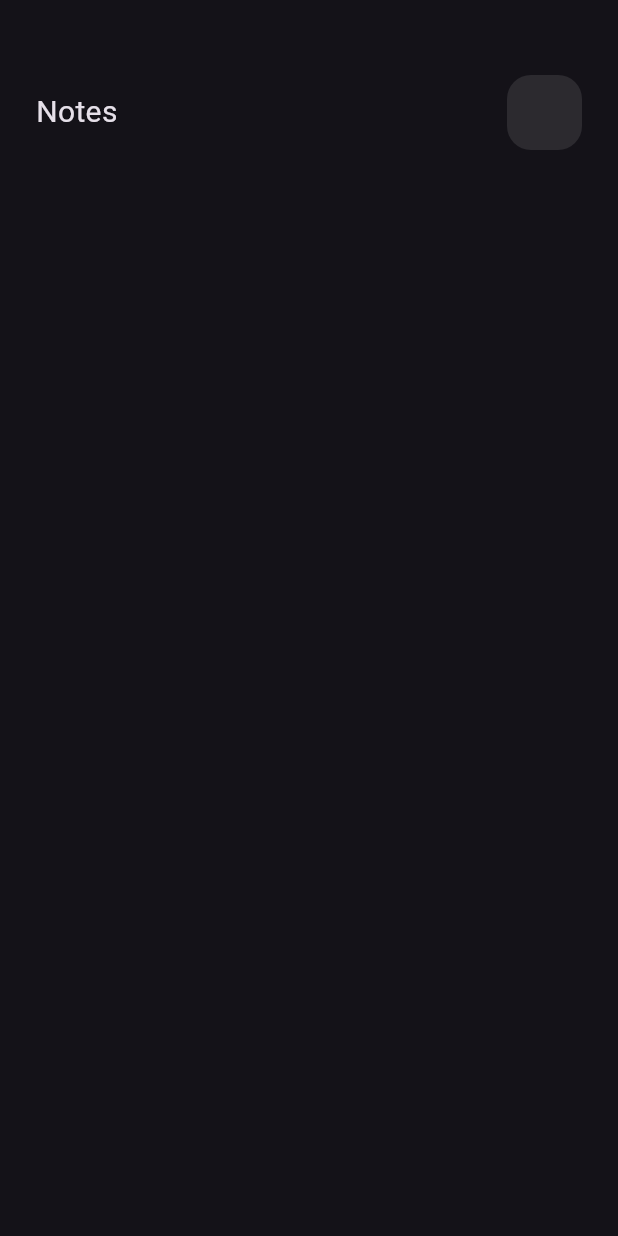
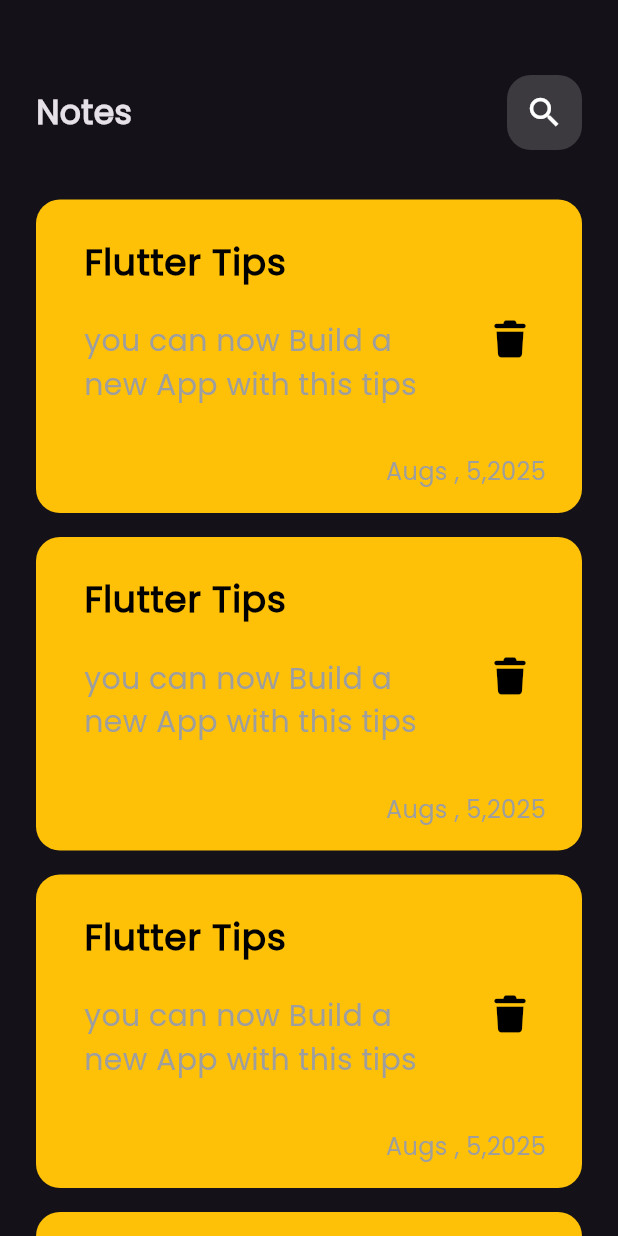
Before and after one commit to farouqmurtaja96-source/note_app, a Flutter app: the screen it shows after launch, on a phone screen of 412 x 824 dp. Run offline on Flutter 3.47's test engine with Material 3 defaults, Android fonts, the phone set to English and light mode, and no system bars; our stand-ins replace font_awesome_flutter.

Commit message:
add itme and listview.builder

```diff
--- a/lib/main.dart
+++ b/lib/main.dart
@@ -11,7 +11,8 @@
   @override
   Widget build(BuildContext context) {
     return MaterialApp(
-      theme: ThemeData(brightness: Brightness.dark),
+      debugShowCheckedModeBanner: false,
+      theme: ThemeData(brightness: Brightness.dark, fontFamily: 'Poppins'),
       home: HomeViews(),
     );
   }
--- a/lib/widget/app_bar_widget.dart
+++ b/lib/widget/app_bar_widget.dart
@@ -9,7 +9,10 @@
     return Row(
       mainAxisAlignment: MainAxisAlignment.spaceBetween,
       children: [
-        Text('Notes', style: TextStyle(fontSize: 20)),
+        Text(
+          'Notes',
+          style: TextStyle(fontSize: 22, fontWeight: FontWeight.bold),
+        ),
         IconSearchWidget(),
       ],
     );
--- a/lib/widget/icon_search_widget.dart
+++ b/lib/widget/icon_search_widget.dart
@@ -9,9 +9,10 @@
       height: 50,
       width: 50,
       decoration: BoxDecoration(
-        color: Colors.white.withValues(alpha: 0.1),
+        color: Colors.white.withValues(alpha: 0.17),
         borderRadius: BorderRadius.circular(16),
       ),
+      child: Icon(Icons.search, size: 26),
     );
   }
 }
--- /dev/null
+++ b/lib/widget/itme_list_widget.dart
@@ -0,0 +1,18 @@
+import 'package:flutter/material.dart';
+import 'package:note_appv3/widget/itme_widget.dart';
+
+class ItmeListWidget extends StatelessWidget {
+  const ItmeListWidget({super.key});
+
+  @override
+  Widget build(BuildContext context) {
+    return ListView.builder(
+      itemBuilder: (context, index) {
+        return Padding(
+          padding: const EdgeInsets.symmetric(vertical: 8.0),
+          child: ItmeWidget(),
+        );
+      },
+    );
+  }
+}
--- /dev/null
+++ b/lib/widget/itme_widget.dart
@@ -0,0 +1,52 @@
+import 'package:flutter/material.dart';
+import 'package:font_awesome_flutter/font_awesome_flutter.dart';
+
+class ItmeWidget extends StatelessWidget {
+  const ItmeWidget({super.key});
+
+  @override
+  Widget build(BuildContext context) {
+    return Container(
+      decoration: BoxDecoration(
+        color: Colors.amber,
+        borderRadius: BorderRadius.circular(16),
+      ),
+      child: Padding(
+        padding: const EdgeInsets.only(top: 16.0, bottom: 16, left: 16),
+        child: Column(
+          crossAxisAlignment: CrossAxisAlignment.end,
+          children: [
+            ListTile(
+              title: Text(
+                'Flutter Tips',
+                style: TextStyle(
+                  fontSize: 24,
+                  color: Colors.black,
+                  fontWeight: FontWeight.bold,
+                ),
+              ),
+              subtitle: Padding(
+                padding: const EdgeInsets.only(top: 20.0, bottom: 24),
+                child: Text(
+                  'you can now Build a new App with this tips  ',
+                  style: TextStyle(fontSize: 20, color: Colors.grey),
+                ),
+              ),
+              trailing: IconButton(
+                onPressed: () {},
+                icon: Icon(FontAwesomeIcons.trash, color: Colors.black),
+              ),
+            ),
+            Padding(
+              padding: const EdgeInsets.only(right: 24.0),
+              child: Text(
+                'Augs , 5,2025',
+                style: TextStyle(fontSize: 16, color: Colors.grey),
+              ),
+            ),
+          ],
+        ),
+      ),
+    );
+  }
+}
--- a/lib/widget/view_body_widget.dart
+++ b/lib/widget/view_body_widget.dart
@@ -1,5 +1,7 @@
 import 'package:flutter/material.dart';
 import 'package:note_appv3/widget/app_bar_widget.dart';
+import 'package:note_appv3/widget/itme_list_widget.dart';
+import 'package:note_appv3/widget/itme_widget.dart';
 
 class ViewBodyWidget extends StatelessWidget {
   const ViewBodyWidget({super.key});
@@ -8,7 +10,14 @@
   Widget build(BuildContext context) {
     return Padding(
       padding: const EdgeInsets.symmetric(horizontal: 24),
-      child: Column(children: [SizedBox(height: 50), AppBarWidget()]),
+      child: Column(
+        children: [
+          SizedBox(height: 50),
+          AppBarWidget(),
+          SizedBox(height: 25),
+          Expanded(child: ItmeListWidget()),
+        ],
+      ),
     );
   }
 }
```
Also changed, not shown: pubspec.yaml (+6 -7 lines), assets/fonts/Poppins-Regular.ttf (added), pubspec.lock.
